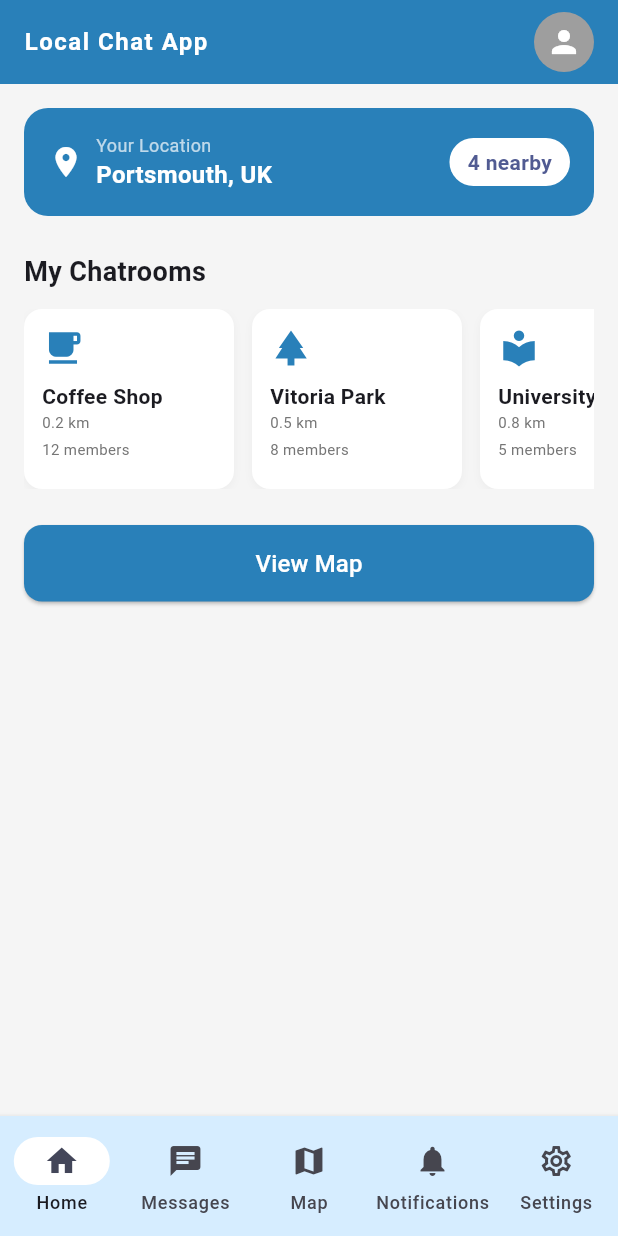
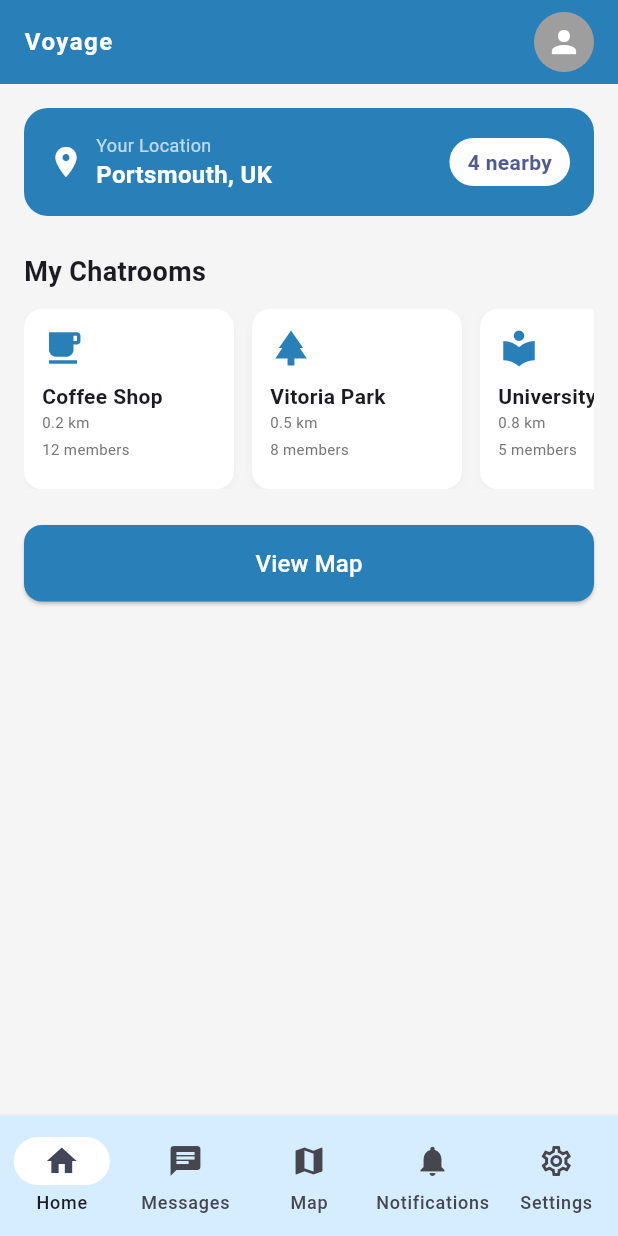
Before and after one commit to Voyage-local-chat-group/voyage-local-chat-group, a Flutter app: the HomeScreen screen opened directly, on a phone screen of 412 x 824 dp. Run offline on Flutter 3.47's test engine with Material 3 defaults, Android fonts, the phone set to English and light mode, and no system bars; our stand-ins replace flutter_map, latlong2, shared_preferences; accounts and stored records are empty.

Commit message:
change the title name

```diff
--- a/frontend/lib/main.dart
+++ b/frontend/lib/main.dart
@@ -102,7 +102,6 @@ class _StartupGateState extends State<StartupGate> {
     if (!mounted) return;
 
     if (token == null || token.isEmpty) {
-      // 本地无 token，直接去登录页
       Navigator.of(context).pushReplacement(
         MaterialPageRoute(builder: (context) => const TitleScreen()),
       );
--- a/frontend/lib/widgets/navigation_bars.dart
+++ b/frontend/lib/widgets/navigation_bars.dart
@@ -20,7 +20,7 @@ class TopNavigationBar extends StatelessWidget {
         crossAxisAlignment: CrossAxisAlignment.center,
         children: [
           const Text(
-            'Local Chat App',
+            'Voyage',
             textAlign: TextAlign.center,
             style: TextStyle(
               color: Colors.white,
```
